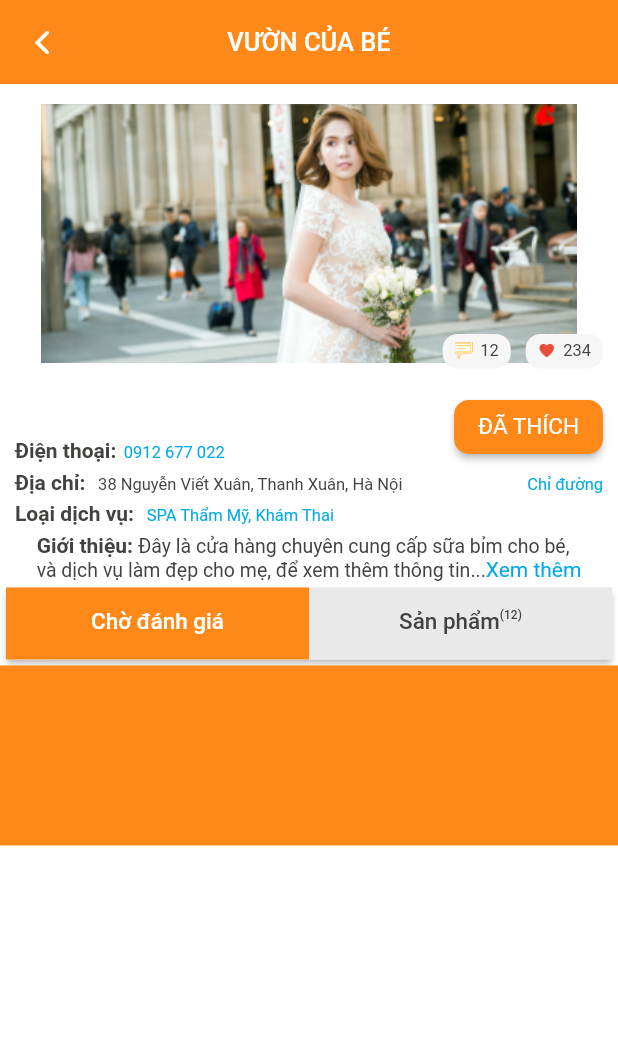
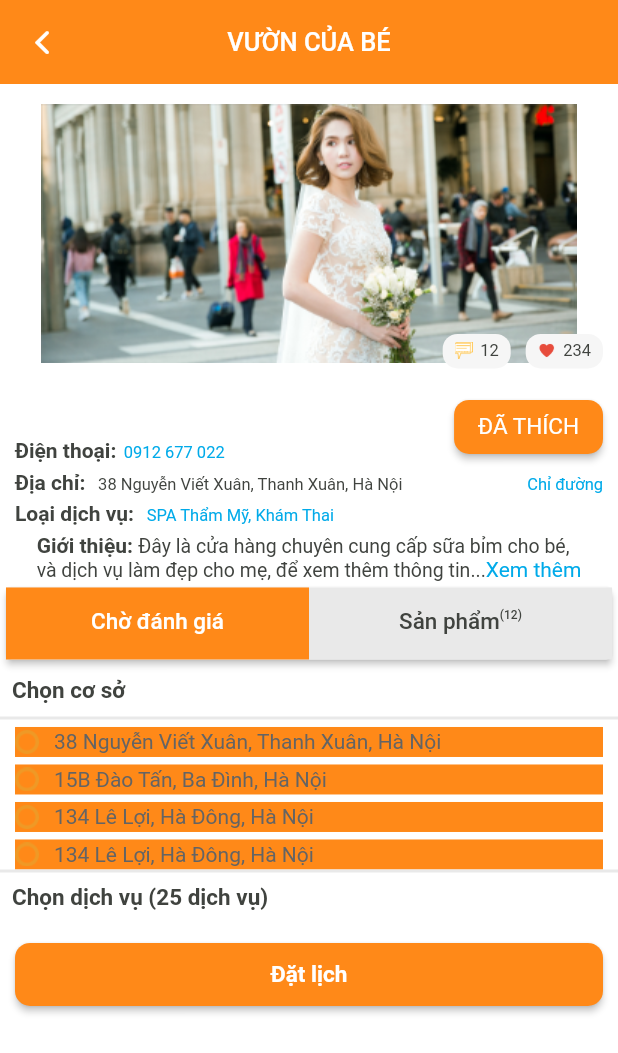
Before and after one commit to NhaPCS/baby_garden, a Flutter app: the screen it shows after launch, on a phone screen of 412 x 824 dp. Shown: the top 1053 px of the screen. Run offline on Flutter 3.47's test engine with Material 2 defaults, Android fonts, the phone set to English and light mode, and no system bars; our stand-ins replace auto_size_text, cached_network_image, carousel_slider, dots_indicator, flutter_svg, font_awesome_flutter and 2 more.

Commit message:
partner list and like

```diff
--- a/lib/l10n/intl_en.arb
+++ b/lib/l10n/intl_en.arb
@@ -194,5 +194,7 @@
   "saling_detail_time": "Thời gian áp dung: {time}",
   "product_for_sale": "Sản phẩm khuyến mãi",
   "partner": "Đối tác",
-  "familier_partner": "Đối tác yêu thích"
+  "familier_partner": "Đối tác yêu thích",
+  "choose_client": "Chọn cơ sở",
+  "choose_service": "Chọn dịch vụ ({number} dịch vụ)"
 }
--- a/lib/screen/partner/partner_book_schedule.dart
+++ b/lib/screen/partner/partner_book_schedule.dart
@@ -29,6 +29,7 @@ class _PartnerBookScheduleScreenState
   final SegmentControlProvider _segmentControlProvider =
       new SegmentControlProvider();
   List<dynamic> DETAIL_INFO = List();
+  List<dynamic> CLIENT_LIST = List();
   TabController _tabController;
 
   @override
@@ -47,6 +48,12 @@ class _PartnerBookScheduleScreenState
   @override
   void didChangeDependencies() {
     // TODO: implement didChangeDependencies
+    CLIENT_LIST = [
+      {'address': '38 Nguyễn Viết Xuân, Thanh Xuân, Hà Nội'},
+      {'address': '15B Đào Tấn, Ba Đình, Hà Nội'},
+      {'address': '134 Lê Lợi, Hà Đông, Hà Nội'},
+      {'address': '134 Lê Lợi, Hà Đông, Hà Nội'}
+    ];
     DETAIL_INFO = [
       {
         'title': "Điện thoại:",
@@ -303,7 +310,7 @@ class _PartnerBookScheduleScreenState
                     borderRadius: BorderRadius.circular(0),
                     color: ColorUtil.primaryColor),
                 unselectedLabelColor: ColorUtil.textColor,
-                tabs:myTabs,
+                tabs: myTabs,
               ),
             ),
           ),
@@ -311,7 +318,9 @@ class _PartnerBookScheduleScreenState
             child: TabBarView(
               controller: _tabController,
               children: myTabs.map((Tab tab) {
-                return myTabs.indexOf(tab) == 0?bookingContent():productContent();
+                return myTabs.indexOf(tab) == 0
+                    ? bookingContent()
+                    : productContent();
               }).toList(),
             ),
           ),
@@ -320,18 +329,95 @@ class _PartnerBookScheduleScreenState
     );
   }
 
-  Widget bookingContent(){
-    return ListView(
+  Widget bookingContent() {
+    return Column(
+      crossAxisAlignment: CrossAxisAlignment.start,
       children: <Widget>[
-        Container(height: 120,width: 120,color: ColorUtil.primaryColor,)
+        Padding(
+          padding: const EdgeInsets.all(8.0),
+          child: Text(
+            S.of(context).choose_client,
+            style: TextStyle(
+                color: ColorUtil.textColor,
+                fontSize: SizeUtil.textSizeDefault,
+                fontWeight: FontWeight.bold),
+          ),
+        ),
+        WidgetUtil.getLine(margin: EdgeInsets.all(0),width: 2),
+        Column(
+          children: CLIENT_LIST
+              .map((ele) => paddingContainer(Container(
+            height: 20,
+            color: ColorUtil.primaryColor,
+                child: Row(
+                      children: <Widget>[
+                        Image.asset(
+                          "photo/ic_promo_1.png",
+                          width: SizeUtil.iconSize,
+                          height: SizeUtil.iconSize,
+                        ),
+                        SizedBox(
+                          width: SizeUtil.smallSpace,
+                        ),
+                        Text(
+                          ele['address'],
+                          style: TextStyle(color: ColorUtil.textHint),
+                        )
+                      ],
+                    ),
+              )))
+              .toList(),
+        ),
+        WidgetUtil.getLine(margin: EdgeInsets.all(0),width: 2),
+        Padding(
+          padding: const EdgeInsets.all(8.0),
+          child: Text(
+            S.of(context).choose_service("25"),
+            style: TextStyle(
+                color: ColorUtil.textColor,
+                fontSize: SizeUtil.textSizeDefault,
+                fontWeight: FontWeight.bold),
+          ),
+        ),
+        Container(
+            padding: const EdgeInsets.all(
+              SizeUtil.smallSpace,
+            ),
+            width: MediaQuery.of(context).size.width,
+            child:
+            RaisedButton(
+              onPressed: () {
+                Navigator.of(context).pop();
+              },
+              shape: RoundedRectangleBorder(
+                  borderRadius: BorderRadius.all(
+                    Radius.circular(SizeUtil.smallRadius),
+                  )),
+              color: ColorUtil.primaryColor,
+              child: Padding(
+                padding: const EdgeInsets.all(SizeUtil.midSpace),
+                child: Text(
+                  S.of(context).book,
+                  style: TextStyle(
+                      fontSize: SizeUtil.textSizeDefault,
+                      color: Colors.white,
+                      fontStyle: FontStyle.normal,
+                      fontWeight: FontWeight.bold),
+                ),
+              ),
+            )),
       ],
     );
   }
 
-  Widget productContent(){
+  Widget productContent() {
     return ListView(
       children: <Widget>[
-        Container(height: 120,width: 120,color: ColorUtil.colorAccent,)
+        Container(
+          height: 120,
+          width: 120,
+          color: ColorUtil.colorAccent,
+        )
       ],
     );
   }
@@ -354,6 +440,4 @@ class _PartnerBookScheduleScreenState
       ChangeNotifierProvider.value(value: _seeMoreProvider),
     ];
   }
-
-
 }
```
Also changed, not shown: lib/generated/intl/messages_en.dart, lib/generated/l10n.dart.
